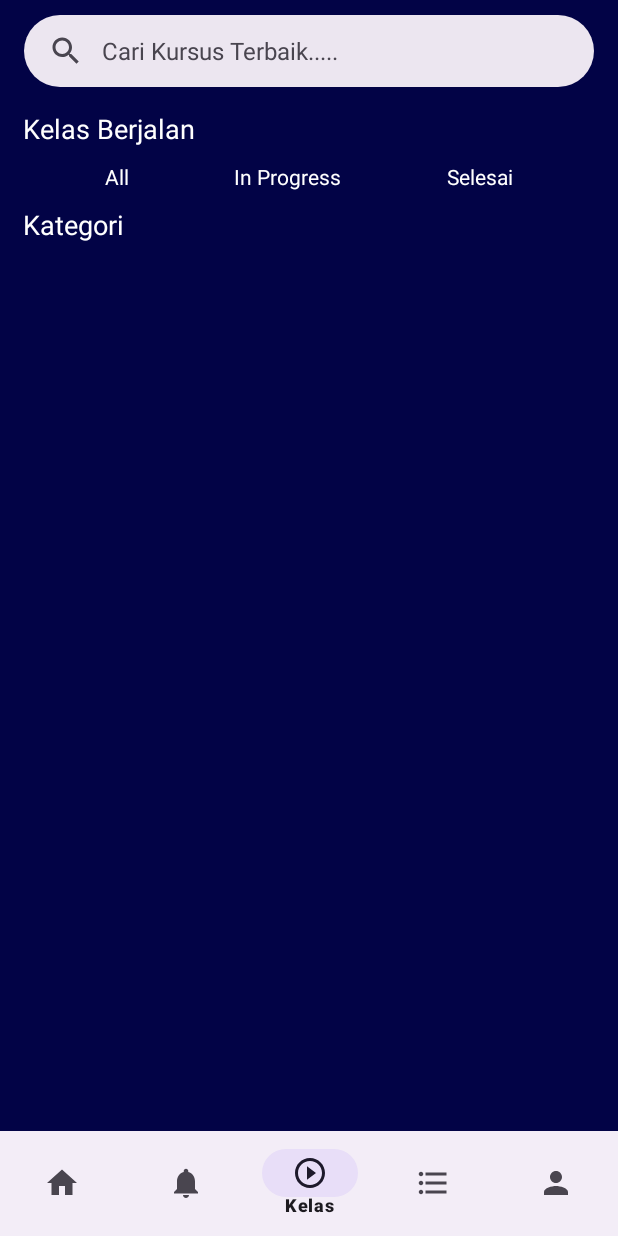
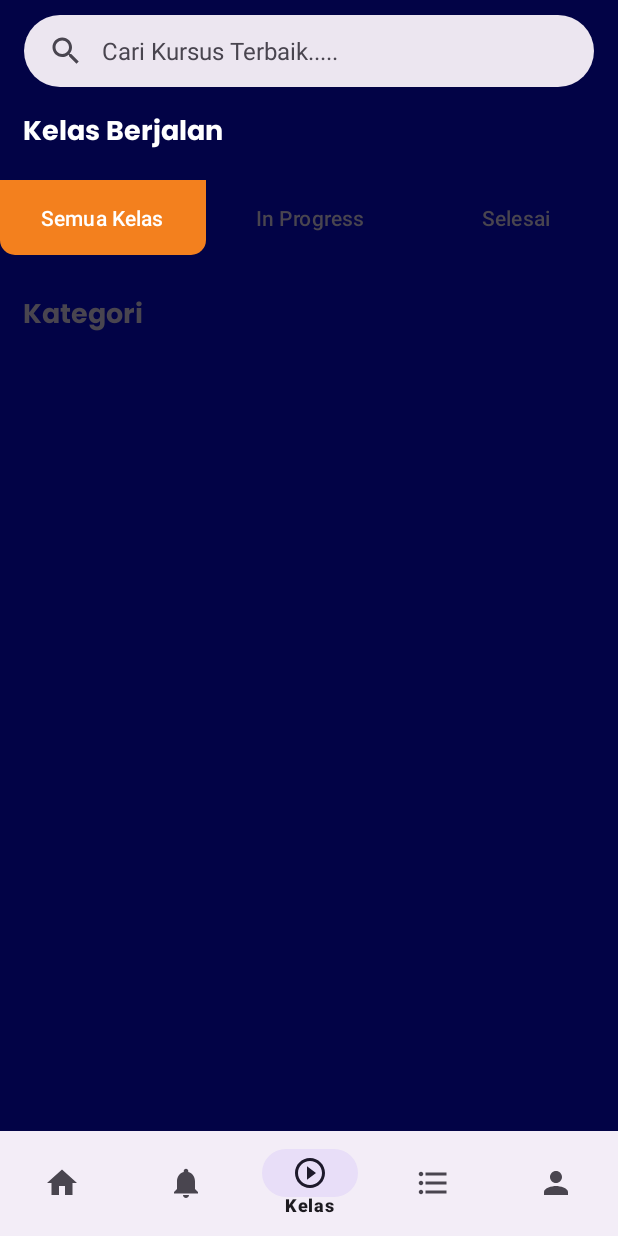
Before and after one commit to andika1720/Ideamy, an Android app: the MyClassFragment screen opened through its navigation route, on a phone screen of 412 x 824 dp. Run offline under Robolectric (Android 15) with nearby library versions, the light colour scheme and no system bars; our stand-ins replace navigation-ui.

Commit message:
perbaikan tablayout class

```diff
--- /dev/null
+++ b/app/src/main/java/com/example/thefinalproject/adapter/AdapterClassPage.kt
@@ -0,0 +1,22 @@
+package com.example.thefinalproject.adapter
+
+import androidx.fragment.app.Fragment
+import androidx.viewpager2.adapter.FragmentStateAdapter
+import com.example.thefinalproject.ui.fragment.itemPage.ItemPageAllClass
+import com.example.thefinalproject.ui.fragment.itemPage.ItemPageInprogressClass
+import com.example.thefinalproject.ui.fragment.itemPage.ItemPageSelesaiClass
+
+class AdapterClassPage(fragment: Fragment): FragmentStateAdapter(fragment) {
+    override fun getItemCount(): Int {
+        return 3
+    }
+
+    override fun createFragment(position: Int): Fragment {
+        return when (position) {
+            0 -> ItemPageAllClass()
+            1 -> ItemPageInprogressClass()
+            else -> ItemPageSelesaiClass()
+
+        }
+    }
+}
--- a/app/src/main/java/com/example/thefinalproject/ui/fragment/MyClassFragment.kt
+++ b/app/src/main/java/com/example/thefinalproject/ui/fragment/MyClassFragment.kt
@@ -5,8 +5,19 @@ import androidx.fragment.app.Fragment
 import android.view.LayoutInflater
 import android.view.View
 import android.view.ViewGroup
+import androidx.viewpager2.widget.ViewPager2
 import com.example.thefinalproject.R
+import com.example.thefinalproject.adapter.AdapterClassPage
+import com.example.thefinalproject.databinding.FragmentMyClassBinding
+import com.example.thefinalproject.databinding.FragmentMyCourseBinding
+import com.google.android.material.tabs.TabLayout
+import com.google.android.material.tabs.TabLayoutMediator
+
 class MyClassFragment : Fragment() {
+    private lateinit var tabLayout: TabLayout
+    private lateinit var viewPager2: ViewPager2
+    private lateinit var adapter: AdapterClassPage
+    private lateinit var binding: FragmentMyClassBinding
 
 
     override fun onCreateView(
@@ -14,8 +25,23 @@ class MyClassFragment : Fragment() {
         savedInstanceState: Bundle?
     ): View? {
         // Inflate the layout for this fragment
-        return inflater.inflate(R.layout.fragment_my_class, container, false)
+        binding = FragmentMyClassBinding.inflate(layoutInflater,container,false)
+        return binding.root
     }
 
+    override fun onViewCreated(view: View, savedInstanceState: Bundle?) {
+        super.onViewCreated(view, savedInstanceState)
 
+        tabLayout = binding.tabLayoutClass
+        viewPager2 = binding.viewpageClass
+        adapter = AdapterClassPage(this)
+        viewPager2.adapter = adapter
+        TabLayoutMediator(tabLayout, viewPager2) { tab, position ->
+            when (position) {
+                0 -> tab.text = "Semua Kelas"
+                1 -> tab.text = "In Progress"
+                2 -> tab.text = "Selesai"
+            }
+        }.attach()
+    }
 }
--- /dev/null
+++ b/app/src/main/java/com/example/thefinalproject/ui/fragment/itemPage/ItemPageAllClass.kt
@@ -0,0 +1,60 @@
+package com.example.thefinalproject.ui.fragment.itemPage
+
+import android.os.Bundle
+import androidx.fragment.app.Fragment
+import android.view.LayoutInflater
+import android.view.View
+import android.view.ViewGroup
+import com.example.thefinalproject.R
+
+// TODO: Rename parameter arguments, choose names that match
+// the fragment initialization parameters, e.g. ARG_ITEM_NUMBER
+private const val ARG_PARAM1 = "param1"
+private const val ARG_PARAM2 = "param2"
+
+/**
+ * A simple [Fragment] subclass.
+ * Use the [ItemPageAllClass.newInstance] factory method to
+ * create an instance of this fragment.
+ */
+class ItemPageAllClass : Fragment() {
+    // TODO: Rename and change types of parameters
+    private var param1: String? = null
+    private var param2: String? = null
+
+    override fun onCreate(savedInstanceState: Bundle?) {
+        super.onCreate(savedInstanceState)
+        arguments?.let {
+            param1 = it.getString(ARG_PARAM1)
+            param2 = it.getString(ARG_PARAM2)
+        }
+    }
+
+    override fun onCreateView(
+        inflater: LayoutInflater, container: ViewGroup?,
+        savedInstanceState: Bundle?
+    ): View? {
+        // Inflate the layout for this fragment
+        return inflater.inflate(R.layout.fragment_item_page_all_class, container, false)
+    }
+
+    companion object {
+        /**
+         * Use this factory method to create a new instance of
+         * this fragment using the provided parameters.
+         *
+         * @param param1 Parameter 1.
+         * @param param2 Parameter 2.
+         * @return A new instance of fragment ItemPageAllClass.
+         */
+        // TODO: Rename and change types and number of parameters
+        @JvmStatic
+        fun newInstance(param1: String, param2: String) =
+            ItemPageAllClass().apply {
+                arguments = Bundle().apply {
+                    putString(ARG_PARAM1, param1)
+                    putString(ARG_PARAM2, param2)
+                }
+            }
+    }
+}
--- a/app/src/main/res/layout/fragment_detailcourse_botsheet_belicourse.xml
+++ b/app/src/main/res/layout/botsheet_belicourse_detailcourse.xml
@@ -245,12 +245,12 @@
             android:id="@+id/btn_beliSekarang"
             android:layout_width="match_parent"
             android:layout_height="wrap_content"
-            android:backgroundTint="@color/orange"
+            android:backgroundTint="@color/navyblue"
             android:layout_marginHorizontal="10dp"
             android:layout_marginTop="32dp"
             android:fontFamily="@font/poppins_bold"
             android:text="Beli Sekarang"
-            android:textColor="@color/black"
+            android:textColor="@color/white"
             android:textSize="22sp"
             android:drawableEnd="@drawable/arrow_circle_right"
             app:layout_constraintEnd_toEndOf="@+id/card_1"
--- a/app/src/main/res/layout/botsheet_registrasi_berhasil.xml
+++ b/app/src/main/res/layout/botsheet_registrasi_berhasil.xml
@@ -10,7 +10,7 @@
         android:layout_width="match_parent"
         android:layout_height="480dp"
         android:layout_margin="10dp"
-        android:background="@color/donker">
+        android:background="@color/white">
 
         <ImageView
             android:id="@+id/close_botsheet_regis"
@@ -28,7 +28,7 @@
             android:layout_marginTop="30dp"
             android:fontFamily="@font/poppins_bold"
             android:text="Registrasi\n Berhasil!"
-            android:textColor="@color/white"
+            android:textColor="@color/black"
             android:textSize="35sp"
             app:layout_constraintEnd_toEndOf="parent"
             app:layout_constraintStart_toStartOf="parent"
--- /dev/null
+++ b/app/src/main/res/layout/fragment_item_page_all_class.xml
@@ -0,0 +1,46 @@
+<?xml version="1.0" encoding="utf-8"?>
+<FrameLayout xmlns:android="http://schemas.android.com/apk/res/android"
+    xmlns:tools="http://schemas.android.com/tools"
+    android:layout_width="match_parent"
+    android:layout_height="match_parent"
+    xmlns:app="http://schemas.android.com/apk/res-auto"
+    tools:context=".ui.fragment.itemPage.ItemPageAllClass">
+
+    <androidx.constraintlayout.widget.ConstraintLayout
+    android:layout_width="match_parent"
+    android:layout_height="match_parent">
+
+
+    <androidx.recyclerview.widget.RecyclerView
+        android:id="@+id/rv1"
+        android:layout_width="match_parent"
+        android:layout_height="wrap_content"
+        app:layout_constraintStart_toStartOf="parent"
+        app:layout_constraintEnd_toEndOf="parent"
+        app:layout_constraintTop_toTopOf="parent"
+        android:layout_marginTop="10dp"/>
+
+    <TextView
+        android:id="@+id/kategory_tv"
+        android:layout_width="wrap_content"
+        android:layout_height="wrap_content"
+        android:fontFamily="@font/poppins_bold"
+        android:text="Kategori"
+        android:textSize="18sp"
+        app:layout_constraintTop_toBottomOf="@id/rv1"
+        android:layout_marginTop="15dp"
+        app:layout_constraintStart_toStartOf="parent"
+        android:layout_marginStart="15dp"/>
+
+    <androidx.recyclerview.widget.RecyclerView
+        android:id="@+id/rv_kategory"
+        android:layout_width="match_parent"
+        android:layout_height="wrap_content"
+        android:layout_marginTop="10dp"
+        app:layout_constraintTop_toBottomOf="@id/kategory_tv"
+        app:layout_constraintStart_toStartOf="parent"
+        app:layout_constraintEnd_toEndOf="parent"/>
+
+</androidx.constraintlayout.widget.ConstraintLayout>
+
+</FrameLayout>
--- a/app/src/main/res/layout/fragment_my_class.xml
+++ b/app/src/main/res/layout/fragment_my_class.xml
@@ -27,68 +27,38 @@
         android:layout_marginStart="15dp"
         app:layout_constraintStart_toStartOf="parent"
         android:textSize="18sp"
+        android:fontFamily="@font/poppins_bold"
         app:layout_constraintTop_toBottomOf="@id/item_searchViewCourse"
         android:text="Kelas Berjalan"/>
 
 
 
-    <TextView
-        android:id="@+id/tv_all"
-        android:layout_width="wrap_content"
-        android:layout_height="wrap_content"
-        android:layout_marginTop="10dp"
-        android:layout_marginStart="70dp"
-        android:textColor="@color/white"
+    <com.google.android.material.tabs.TabLayout
+        android:id="@+id/tabLayout_class"
+        android:layout_width="match_parent"
+        android:layout_height="50dp"
+        android:layout_marginTop="15dp"
+        android:backgroundTint="@color/donker"
+        app:layout_constraintEnd_toEndOf="parent"
         app:layout_constraintStart_toStartOf="parent"
         app:layout_constraintTop_toBottomOf="@id/tv1"
-        android:text="All"/>
-    <TextView
-        android:id="@+id/tv_inprogres"
-        android:layout_width="wrap_content"
-        android:layout_height="wrap_content"
-        android:layout_marginTop="10dp"
-        android:textColor="@color/white"
-        app:layout_constraintEnd_toStartOf="@id/tv_selesai"
-        app:layout_constraintStart_toEndOf="@id/tv_all"
-        app:layout_constraintTop_toBottomOf="@id/tv1"
-        android:text="In Progress"/>
-    <TextView
-        android:id="@+id/tv_selesai"
-        android:layout_width="wrap_content"
-        android:layout_height="wrap_content"
-        android:layout_marginTop="10dp"
-        app:layout_constraintStart_toEndOf="@id/tv_inprogres"
-        app:layout_constraintEnd_toEndOf="parent"
-        android:textColor="@color/white"
-        app:layout_constraintTop_toBottomOf="@id/tv1"
-        android:text="Selesai"/>
-    <androidx.recyclerview.widget.RecyclerView
-        android:layout_marginTop="10dp"
-        android:id="@+id/recycleviewClassProses"
-        android:layout_width="wrap_content"
-        android:layout_height="wrap_content"
-        app:layout_constraintStart_toStartOf="parent"
-        tools:itemCount="1"
-        tools:listitem="@layout/list_kelas_berjalan"
-        app:layout_constraintTop_toBottomOf="@id/tv_selesai"/>
-    <TextView
-        android:id="@+id/tv2"
-        android:layout_width="wrap_content"
-        android:layout_height="wrap_content"
-        android:textSize="18sp"
-        android:layout_marginStart="15dp"
-        android:text="Kategori"
-        android:textColor="@color/white"
-        app:layout_constraintStart_toStartOf="parent"
-        app:layout_constraintTop_toBottomOf="@id/recycleviewClassProses"/>
+        app:tabIndicator="@drawable/tab_indicator"
+        app:tabIndicatorAnimationMode="elastic"
+        app:tabIndicatorColor="@null"
+        app:tabIndicatorGravity="stretch"
+        app:tabIndicatorFullWidth="true"
+        app:tabMode="fixed"
+        app:tabSelectedTextColor="@color/white"
+        tools:ignore="SpeakableTextPresentCheck" />
 
-    <androidx.recyclerview.widget.RecyclerView
-        android:layout_width="wrap_content"
-        android:layout_height="wrap_content"
-        app:layout_constraintStart_toStartOf="parent"
-        app:layout_constraintTop_toBottomOf="@id/tv2"
-        tools:itemCount="2"
-        tools:listitem="@layout/list_category" />
+        <androidx.viewpager2.widget.ViewPager2
+            android:id="@+id/viewpage_class"
+            android:layout_width="0dp"
+            android:layout_height="0dp"
+            app:layout_constraintTop_toBottomOf="@id/tabLayout_class"
+            app:layout_constraintStart_toStartOf="parent"
+            app:layout_constraintBottom_toBottomOf="parent"
+            app:layout_constraintEnd_toEndOf="parent"/>
 
 
 
--- a/app/src/main/res/layout/fragment_my_course.xml
+++ b/app/src/main/res/layout/fragment_my_course.xml
@@ -57,6 +57,7 @@
         app:tabIndicator="@drawable/tab_indicator"
         app:tabIndicatorAnimationMode="elastic"
         app:tabIndicatorColor="@null"
+        app:tabIndicatorFullWidth="true"
         app:tabIndicatorGravity="stretch"
         app:tabMode="fixed"
         app:tabSelectedTextColor="@color/white"
```
Also changed, not shown: app/src/main/java/com/example/thefinalproject/ui/fragment/itemPage/ItemPageInprogressClass.kt (added, +60 -0 lines), app/src/main/java/com/example/thefinalproject/ui/fragment/itemPage/ItemPageSelesaiClass.kt (added, +60 -0 lines), app/src/main/res/layout/botsheet_haruslogin.xml (+5 -4 lines), app/src/main/res/layout/botsheet_mulaibelajar.xml (+4 -4 lines), app/src/main/res/layout/botsheet_payment_succses.xml (+5 -5 lines), app/src/main/res/layout/fragment_detail_payment_botsheet_sukses.xml (deleted, +0 -100 lines), app/src/main/res/layout/fragment_item_page_inprogress_class.xml (added, +48 -0 lines), app/src/main/res/layout/fragment_item_page_selesai_class.xml (added, +50 -0 lines).
